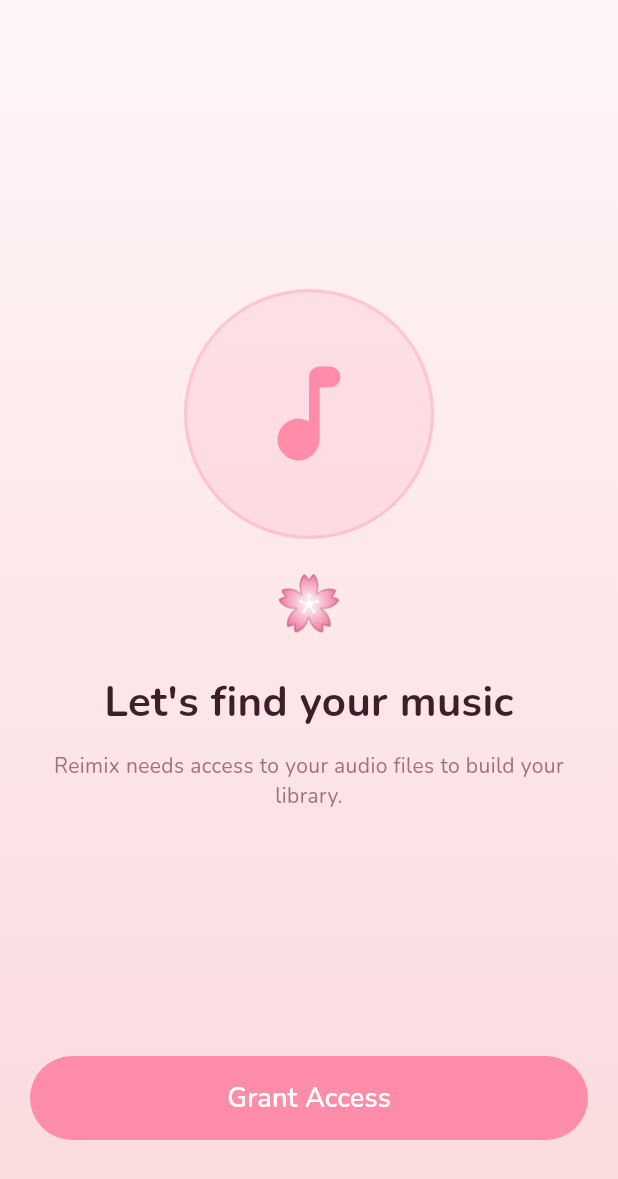
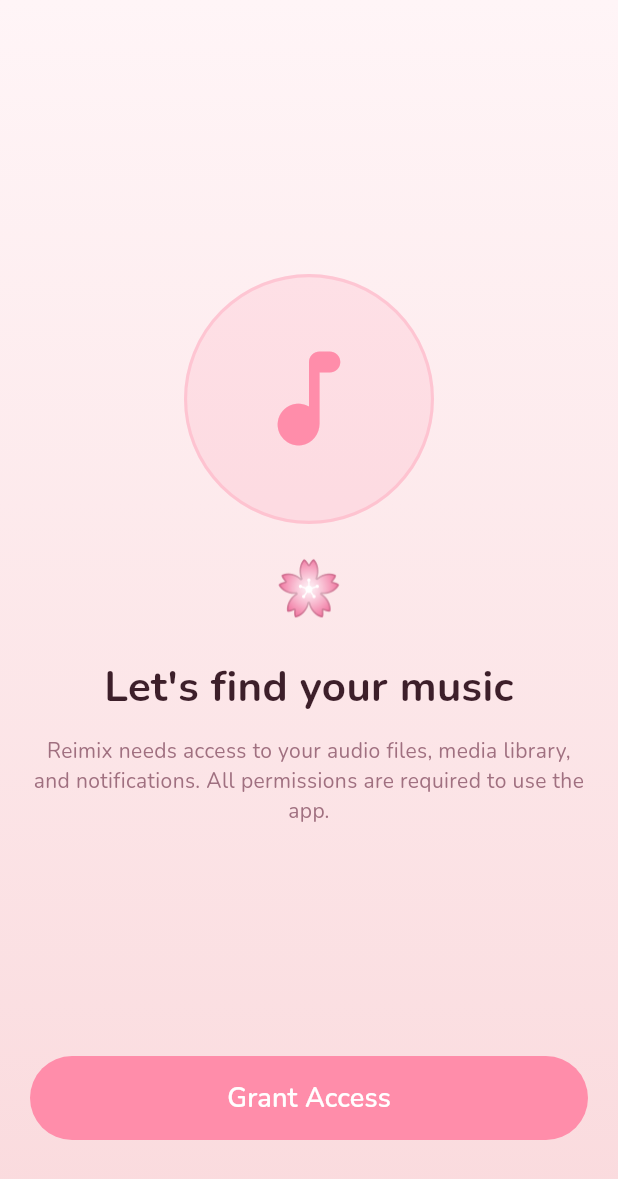
Before and after one commit to Reinvy/flutter-reimix, a Flutter app: the screen it shows after launch, on a phone screen of 412 x 824 dp. Shown: the top 1179 px of the screen. Run offline on Flutter 3.47's test engine with Material 3 defaults, Android fonts, the phone set to English and light mode, and no system bars; our stand-ins replace audio_service, flutter_local_notifications, flutter_riverpod, go_router, google_fonts, image_picker and 9 more; missing offline and left inert: on_audio_query_pluse; generated files the repository leaves out were written again.

Commit message:
feat: Update permission handling and user prompts for audio, media, and notification access

```diff
--- a/lib/core/constants/app_strings.dart
+++ b/lib/core/constants/app_strings.dart
@@ -8,13 +8,22 @@
   // Onboarding / Permission
   static const String permissionTitle = "Let's find your music";
   static const String permissionSubtext =
-      'Reimix needs access to your audio files to build your library.';
+      'Reimix needs access to your audio files, media library, and notifications. '
+      'All permissions are required to use the app.';
   static const String grantAccess = 'Grant Access';
   static const String openSettings = 'Open Settings';
-  static const String permissionDeniedTitle = 'Permission Required';
+  static const String permissionDeniedTitle = 'Permissions Required';
   static const String permissionDeniedBody =
-      'Storage permission is needed to read your audio files. '
-      'Please grant it in Settings.';
+      'All permissions are required to use Reimix. '
+      'Please enable them in Settings to continue.';
+  static const String permissionRetryTitle = 'Permissions Not Granted';
+  static const String permissionRetryBody =
+      'Audio, media, and notification access are all required. '
+      'Please grant all permissions to continue.';
+  static const String permissionNotifRequiredTitle = 'Notification Required';
+  static const String permissionNotifRequiredBody =
+      'Reimix needs notification permission to alert you when the sleep timer ends. '
+      'Please enable it in Settings to use this feature.';
 
   // Home
   static const String goodMorning = 'Good morning ☀️';
```
Also changed, not shown: lib/presentation/screens/focus_mode/focus_mode_screen.dart (+35 -7 lines), lib/presentation/screens/onboarding/permission_screen.dart (+33 -25 lines).
